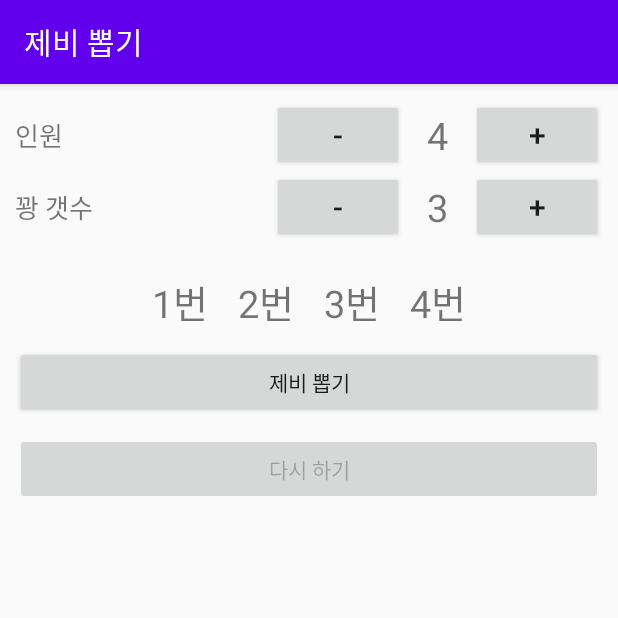
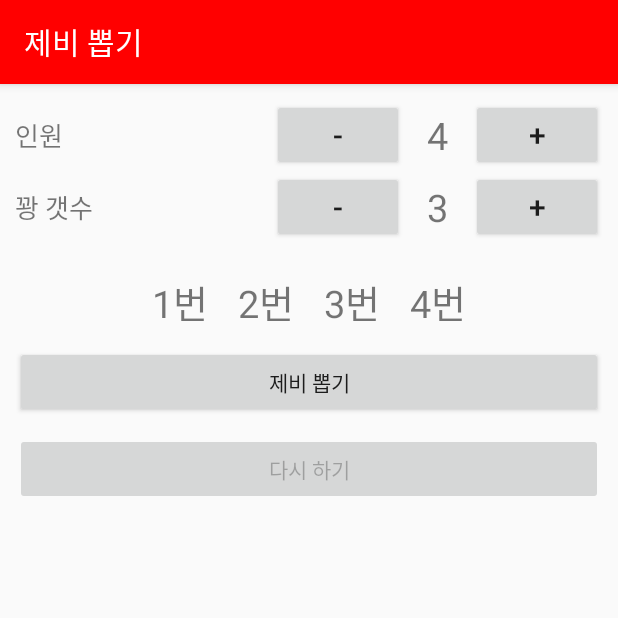
Before and after one commit to 4Namuproject/TestYourLuck, an Android app: the LotsActivity screen opened directly, with no data from a screen before it, on a phone screen of 412 x 824 dp, the top half of it. Run offline under Robolectric (Android 15) with nearby library versions, the phone set to English and light mode, and no system bars.

Commit message:
타이틀바 색상 변경

```diff
--- a/app/src/main/res/values/colors.xml
+++ b/app/src/main/res/values/colors.xml
@@ -1,6 +1,7 @@
 <?xml version="1.0" encoding="utf-8"?>
 <resources>
-    <color name="colorPrimary">#6200EE</color>
-    <color name="colorPrimaryDark">#3700B3</color>
-    <color name="colorAccent">#03DAC5</color>
+<!--  RGB값 구글에 검색해서 값 변경  -->
+    <color name="colorPrimary">#FF0000</color>
+    <color name="colorPrimaryDark">#FF0000</color>
+    <color name="colorAccent">#FF0000</color>
 </resources>
```
